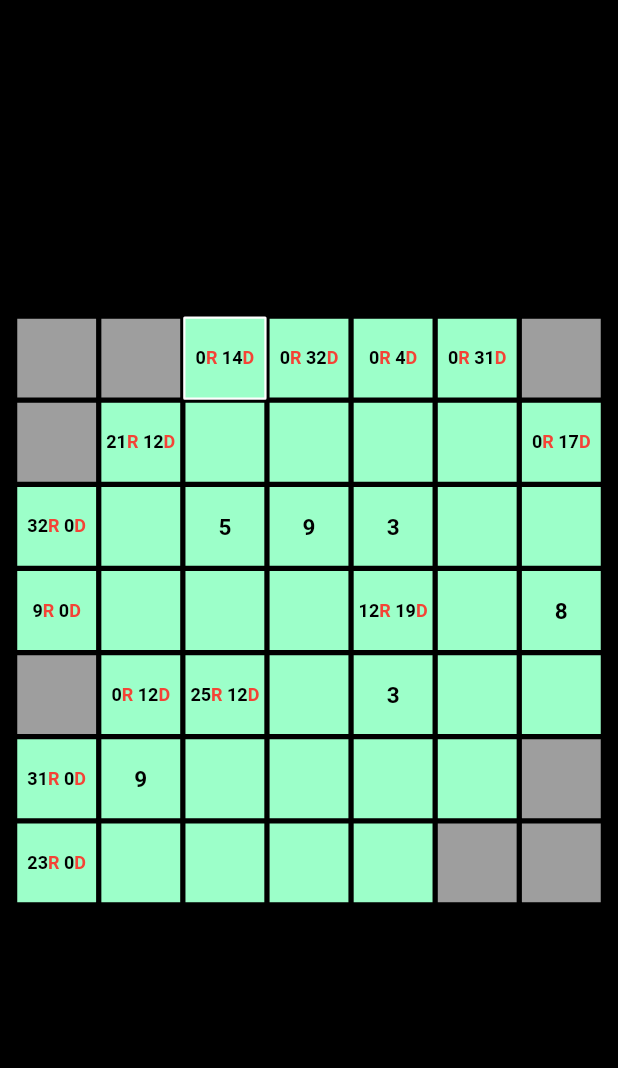
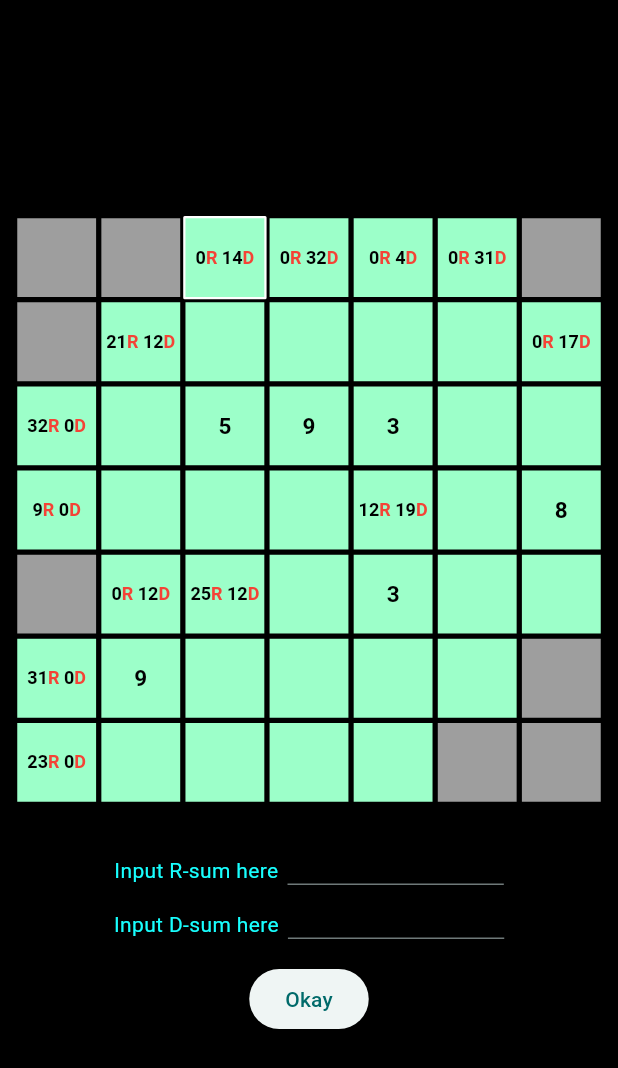
Before and after one commit to nikhil-RGB/Kakuro-solver-app, a Flutter app: the screen it shows after launch, after a tap on an icon or button, on a phone screen of 412 x 824 dp. Shown: the top 1068 px of the screen. Run offline on Flutter 3.47's test engine with Material 3 defaults, Android fonts, the phone set to English and light mode, and no system bars; our stand-ins replace gap.

Commit message:
✨ Users can now edit horizontal and vertical sum values.

```diff
--- a/lib/main.dart
+++ b/lib/main.dart
@@ -14,6 +14,10 @@ class MyApp extends StatelessWidget {
     return MaterialApp(
       title: 'KakuroSolver',
       theme: ThemeData(
+        inputDecorationTheme: const InputDecorationTheme(
+          isDense: true,
+          contentPadding: EdgeInsets.only(top: 0.0, bottom: 0.0),
+        ),
         colorScheme: ColorScheme.fromSeed(seedColor: Colors.cyanAccent),
         useMaterial3: true,
       ),
--- a/lib/pages/SolverPage.dart
+++ b/lib/pages/SolverPage.dart
@@ -35,7 +35,9 @@ class _SolverPageState extends State<SolverPage> {
   Point selectedTile = const Point(0, 0);
   //This controller is associated with the field value for empty cells
   TextEditingController controller_dvalues = TextEditingController();
-
+  //The controllers below are linked to the horizontal and vertical values.
+  TextEditingController controller_shorizontal = TextEditingController();
+  TextEditingController controller_svertical = TextEditingController();
   //To get tap position for displaying pop up menu
   void _getTapPosition(TapDownDetails details) {
     _tapPosition = details.globalPosition;
@@ -47,15 +49,18 @@ class _SolverPageState extends State<SolverPage> {
       backgroundColor: Colors.black,
       body: SafeArea(
         child: Center(
+          child: SingleChildScrollView(
             child: Column(
               crossAxisAlignment: CrossAxisAlignment.center,
               mainAxisAlignment: MainAxisAlignment.center,
               children: [
                 buildKakuroGrid(),
-            const Gap(10),
+                const Gap(20),
                 buildInputPanel(),
               ],
-        )),
+            ),
+          ),
+        ),
       ),
     );
   }
@@ -97,6 +102,8 @@ class _SolverPageState extends State<SolverPage> {
         //   return; //Ineligible click
         // }
         controller_dvalues.clear();
+        controller_shorizontal.clear();
+        controller_svertical.clear();
         setState(() {
           selectedTile = Point(x, y);
         });
@@ -167,21 +174,19 @@ class _SolverPageState extends State<SolverPage> {
         int.tryParse(current_content) != -1) {
       //This means that the selected cell is empty
       //We have to build a text field that allows inputting a number into the
-      return Column(
-        mainAxisAlignment: MainAxisAlignment.center,
-        crossAxisAlignment: CrossAxisAlignment.center,
-        children: [
-          SizedBox(
+      return SizedBox(
         width: MediaQuery.of(context).size.width * 0.80,
         child: Row(
+          crossAxisAlignment: CrossAxisAlignment.end,
+          mainAxisAlignment: MainAxisAlignment.center,
           children: [
             const Text(
               "Input digit here",
               style: TextStyle(color: Colors.cyanAccent),
             ),
-                const Gap(5),
+            const Gap(6.1),
             SizedBox(
-                  width: MediaQuery.of(context).size.width * 0.51,
+              width: MediaQuery.of(context).size.width * 0.35,
               child: TextField(
                 onSubmitted: (value) {
                   if (value == "") {
@@ -205,7 +210,86 @@ class _SolverPageState extends State<SolverPage> {
             ),
           ],
         ),
-          )
+      );
+    }
+    //This panel should be rendered if the cell is a sum cell
+    else if (current_content.contains(" ")) {
+      //also remember to set controllers to clear at the correct time
+      return Column(
+        mainAxisAlignment: MainAxisAlignment.center,
+        crossAxisAlignment: CrossAxisAlignment.center,
+        children: [
+          SizedBox(
+            width: MediaQuery.of(context).size.width * 0.80,
+            child: Row(
+              mainAxisAlignment: MainAxisAlignment.center,
+              crossAxisAlignment: CrossAxisAlignment.end,
+              children: [
+                const Text(
+                  "Input R-sum here",
+                  style: TextStyle(color: Colors.cyanAccent),
+                ),
+                const Gap(6.1),
+                SizedBox(
+                  width: MediaQuery.of(context).size.width * 0.35,
+                  child: TextField(
+                    textAlign: TextAlign.center,
+                    style: const TextStyle(color: Colors.cyanAccent),
+                    controller: controller_shorizontal,
+                    keyboardType: TextInputType.number,
+                    inputFormatters: <TextInputFormatter>[
+                      FilteringTextInputFormatter.digitsOnly
+                    ],
+                  ),
+                ),
+              ],
+            ),
+          ),
+          const Gap(12),
+          //Second row, vertical sum value entry
+          SizedBox(
+            width: MediaQuery.of(context).size.width * 0.80,
+            child: Row(
+              mainAxisAlignment: MainAxisAlignment.center,
+              crossAxisAlignment: CrossAxisAlignment.end,
+              children: [
+                const Text(
+                  "Input D-sum here",
+                  style: TextStyle(color: Colors.cyanAccent),
+                ),
+                const Gap(6.1),
+                SizedBox(
+                  width: MediaQuery.of(context).size.width * 0.35,
+                  child: TextField(
+                    textAlign: TextAlign.center,
+                    style: const TextStyle(color: Colors.cyanAccent),
+                    controller: controller_svertical,
+                    keyboardType: TextInputType.number,
+                    inputFormatters: <TextInputFormatter>[
+                      FilteringTextInputFormatter.digitsOnly
+                    ],
+                  ),
+                ),
+              ],
+            ),
+          ),
+          const Gap(16),
+          ElevatedButton(
+              onPressed: () {
+                String right = (controller_shorizontal.text == "")
+                    ? "-1"
+                    : controller_shorizontal.text;
+                String down = (controller_svertical.text == "")
+                    ? "-1"
+                    : controller_svertical.text;
+                setState(() {
+                  widget.reference.referenceBoard[selectedTile.x.toInt()]
+                      [selectedTile.y.toInt()] = right + " " + down;
+                  controller_svertical.clear();
+                  controller_shorizontal.clear();
+                });
+              },
+              child: const Text("Okay")),
         ],
       );
     }
```
Lines whose indentation alone changed are shown as unchanged.
